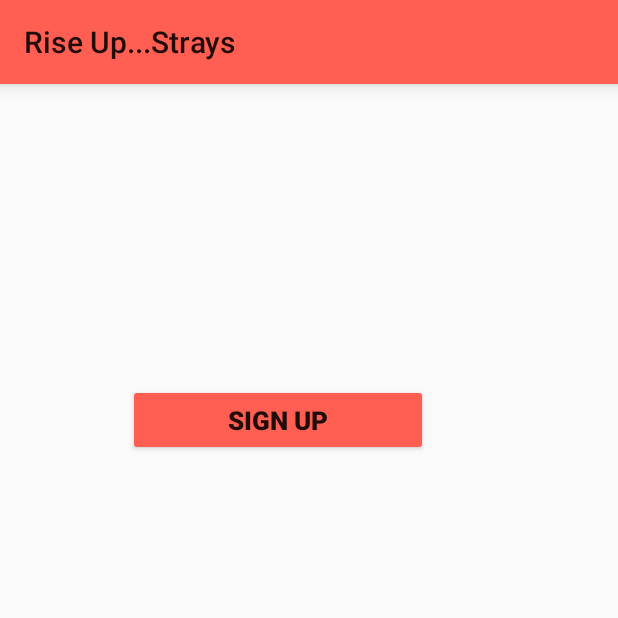
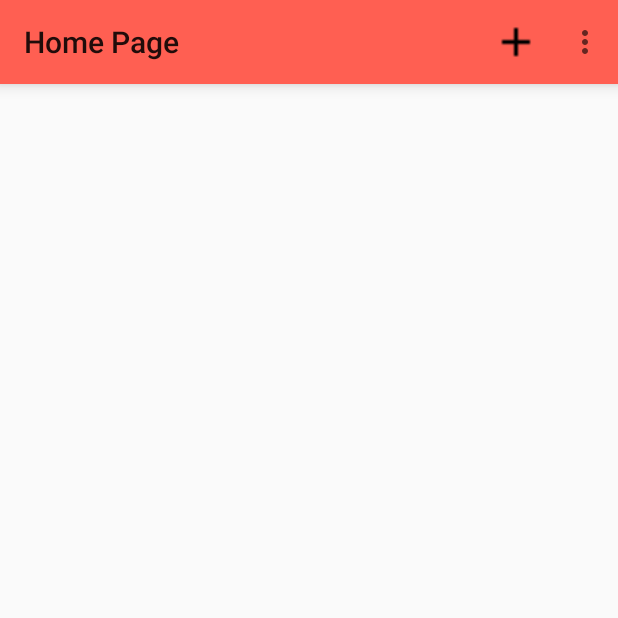
Before and after one commit to abhidipchowdhury/RiseUpSrays, an Android app: the screen it shows after launch (MainActivity before the commit, HomeActivity after it), on a phone screen of 412 x 824 dp, the top half of it. Run offline under Robolectric (Android 15) with nearby library versions, the phone set to English and light mode, and no system bars; our stand-ins replace Firebase (no records; nobody signed in at launch, a user with empty details on screens opened directly), Picasso.

Commit message:
Commit 2 (9th April 2018), abhidip, home page with recylcer view and post a message with description

```diff
--- a/app/src/main/java/com/abhidip/strays/riseupsrays/HomeActivity.java
+++ b/app/src/main/java/com/abhidip/strays/riseupsrays/HomeActivity.java
@@ -1,13 +1,87 @@
 package com.abhidip.strays.riseupsrays;
 
+import android.content.Intent;
+import android.graphics.drawable.Drawable;
+import android.os.Build;
 import android.support.v7.app.AppCompatActivity;
 import android.os.Bundle;
+import android.support.v7.widget.LinearLayoutManager;
+import android.support.v7.widget.RecyclerView;
+import android.support.v7.widget.Toolbar;
+import android.view.Menu;
+import android.view.MenuItem;
+
+import com.abhidip.strays.model.ChatMessage;
+import com.abhidip.strays.util.RecyclerAdapter;
+import com.google.firebase.database.DataSnapshot;
+import com.google.firebase.database.DatabaseError;
+import com.google.firebase.database.DatabaseReference;
+import com.google.firebase.database.FirebaseDatabase;
+import com.google.firebase.database.ValueEventListener;
+
+import java.util.ArrayList;
+import java.util.List;
 
 public class HomeActivity extends AppCompatActivity {
+
+    private Toolbar toolbar1;
+    private RecyclerView recylerView;
+    private RecyclerAdapter adapter;
+
+    private DatabaseReference reference;
+    private List<ChatMessage> messageList;
+
 
     @Override
     protected void onCreate(Bundle savedInstanceState) {
         super.onCreate(savedInstanceState);
         setContentView(R.layout.activity_home);
+
+        toolbar1 = (Toolbar) findViewById(R.id.toolbar);
+        setSupportActionBar(toolbar1);
+       // toolbar1.setOverflowIcon(R.drawable.ic_format_list_bulleted );
+          getSupportActionBar().setTitle("Home Page");
+
+        if (Build.VERSION.SDK_INT >= Build.VERSION_CODES.LOLLIPOP) {
+            toolbar1.setElevation(10f);
+        }
+
+        recylerView = (RecyclerView) findViewById(R.id.recylerView);
+        recylerView.setHasFixedSize(true);
+        recylerView.setLayoutManager(new LinearLayoutManager(this));
+
+        messageList = new ArrayList<>();
+        reference = FirebaseDatabase.getInstance().getReference("Messages");
+
+        reference.addValueEventListener(new ValueEventListener() {
+            @Override
+            public void onDataChange(DataSnapshot dataSnapshot) {
+
+                for (DataSnapshot postDataSnapShot : dataSnapshot.getChildren()) {
+                    messageList.add(postDataSnapShot.getValue(ChatMessage.class));
+                }
+             adapter = new RecyclerAdapter(HomeActivity.this, messageList);
+                recylerView.setAdapter(adapter);
+            }
+
+            @Override
+            public void onCancelled(DatabaseError databaseError) {
+
+            }
+        });
+
+    }
+
+    @Override
+    public boolean onCreateOptionsMenu(Menu menu) {
+        getMenuInflater().inflate(R.menu.menu_home, menu);
+        return true;
+    }
+
+    // Opens the new activity for message
+    public void openNewActivity(MenuItem item) {
+        Intent myIntent = new Intent(HomeActivity.this,
+                MessageActivity.class);
+        startActivity(myIntent);
     }
 }
--- /dev/null
+++ b/app/src/main/java/com/abhidip/strays/util/RecyclerAdapter.java
@@ -0,0 +1,78 @@
+package com.abhidip.strays.util;
+
+import android.content.Context;
+import android.nfc.Tag;
+import android.support.v7.widget.RecyclerView;
+import android.util.Log;
+import android.view.LayoutInflater;
+import android.view.View;
+import android.view.ViewGroup;
+import android.widget.ImageView;
+import android.widget.TextView;
+
+import com.abhidip.strays.model.ChatMessage;
+import com.abhidip.strays.riseupsrays.R;
+import com.squareup.picasso.Picasso;
+
+import java.util.List;
+
+/**
+ * Created by admin on 4/8/2018.
+ */
+
+public class RecyclerAdapter extends RecyclerView.Adapter<RecyclerAdapter.MyViewholder> {
+
+    private List<ChatMessage> chatMessagesList;
+    private LayoutInflater layoutInflater;
+    private Context mContext;
+
+    public RecyclerAdapter(Context context, List<ChatMessage> data) {
+        this.mContext = context;
+        this.chatMessagesList = data;
+        this.layoutInflater = LayoutInflater.from(context);
+    }
+
+    @Override
+    public MyViewholder onCreateViewHolder(ViewGroup parent, int viewType) {
+        //Log.d(TAG, "" );
+        View view = layoutInflater.inflate(R.layout.list_item, parent, false);
+        MyViewholder myViewholder = new MyViewholder(view);
+        return myViewholder;
+    }
+
+    @Override
+    public int getItemCount() {
+        return chatMessagesList.size();
+    }
+
+    @Override
+    public void onBindViewHolder(MyViewholder holder, int position) {
+
+        ChatMessage currentObject = chatMessagesList.get(position);
+        holder.setData(currentObject, position);
+    }
+
+    class MyViewholder extends  RecyclerView.ViewHolder {
+        ChatMessage current;
+        int position;
+        TextView description, txTitle;
+        ImageView thumbImage;
+
+    public MyViewholder(View itemView) {
+            super(itemView);
+            description = (TextView)itemView.findViewById(R.id.description);
+            txTitle = (TextView)itemView.findViewById(R.id.description);
+            thumbImage = (ImageView) itemView.findViewById(R.id.thumbImage);
+    }
+
+        public void setData(ChatMessage currentObject, int position) {
+             this.description.setText(currentObject.getDescription());
+             Picasso.with(mContext)
+                    .load(currentObject.getPhotoUrl())
+                    .fit()
+                    .centerCrop()
+                    .into(thumbImage);
+
+        }
+    }
+}
--- a/app/src/main/res/layout/activity_home.xml
+++ b/app/src/main/res/layout/activity_home.xml
@@ -1,9 +1,22 @@
 <?xml version="1.0" encoding="utf-8"?>
-<android.support.constraint.LineearLayout xmlns:android="http://schemas.android.com/apk/res/android"
-    xmlns:app="http://schemas.android.com/apk/res-auto"
-    xmlns:tools="http://schemas.android.com/tools"
-    android:layout_width="match_parent"
-    android:layout_height="match_parent"
-    tools:context="com.abhidip.strays.riseupsrays.HomeActivity">
 
-</android.support.constraint.LineearLayout>
+<LinearLayout xmlns:android="http://schemas.android.com/apk/res/android"
+        xmlns:tools="http://schemas.android.com/tools"
+        android:layout_width="match_parent"
+        android:layout_height="match_parent"
+        android:orientation="vertical"
+        tools:context="com.abhidip.strays.riseupsrays.HomeActivity">
+
+
+    <include
+        android:id="@+id/toolbar"
+        layout="@layout/toolbar" />
+
+    <android.support.v7.widget.RecyclerView
+        android:id="@+id/recylerView"
+        android:layout_width="match_parent"
+        android:layout_height="match_parent">
+
+    </android.support.v7.widget.RecyclerView>
+
+</LinearLayout>
--- /dev/null
+++ b/app/src/main/res/menu/menu_home.xml
@@ -0,0 +1,27 @@
+<?xml version="1.0" encoding="utf-8"?>
+<menu xmlns:android="http://schemas.android.com/apk/res/android"
+      xmlns:app="http://schemas.android.com/apk/res-auto">
+
+    <item android:id="@+id/post"
+        android:title="Post"
+        android:icon="@drawable/ic_add_black_24dp"
+        android:onClick="openNewActivity"
+        app:showAsAction="always"/>
+
+    <item android:id="@+id/about"
+        android:title="About This App"
+        app:showAsAction="never"/>
+
+    <item android:id="@+id/faq"
+        android:title="FAQ"
+        app:showAsAction="never"/>
+
+    <item android:id="@+id/adoption"
+        android:title="Adopt A Stray"
+        app:showAsAction="never"/>
+
+    <item android:id="@+id/help"
+        android:title="Help"
+        app:showAsAction="never"/>
+
+</menu>
--- a/app/src/main/res/values/colors.xml
+++ b/app/src/main/res/values/colors.xml
@@ -9,4 +9,5 @@
     <color name="black">#000000</color>
     <color name="white_greyish">#EEEEEE</color>
     <color name="button_selectorcolor">#9E9E9E</color>
+    <color name="grey_700">#616161</color>
 </resources>
--- a/app/src/main/res/values/strings.xml
+++ b/app/src/main/res/values/strings.xml
@@ -23,5 +23,5 @@
     <string name="registered_emailid">Please enter your Registered Email Id below:</string>
     <string name="submit">SUBMIT</string>
     <string name="back">BACK</string>
-
+    <string name="thumbnail">ThumbNail</string>
 </resources>
```
Also changed, not shown: app/build.gradle (+7 -0 lines), app/src/main/AndroidManifest.xml (+8 -2 lines), app/src/main/java/com/abhidip/strays/model/ChatMessage.java (added, +45 -0 lines), app/src/main/java/com/abhidip/strays/riseupsrays/MessageActivity.java (+66 -0 lines), app/src/main/res/layout/activity_message.xml (added, +86 -0 lines), app/src/main/res/layout/list_item.xml (added, +69 -0 lines), app/src/main/res/drawable/ic_add_black_24dp.png (added), app/src/main/res/drawable/ic_camera_enhance_black_24dp.png (added), app/src/main/res/drawable/ic_format_list_bulleted.png (added), app/src/main/res/drawable/ic_insert_photo_black_24dp.png (added), app/src/main/res/drawable/ic_send_black_24dp.png (added), 1 other file.
